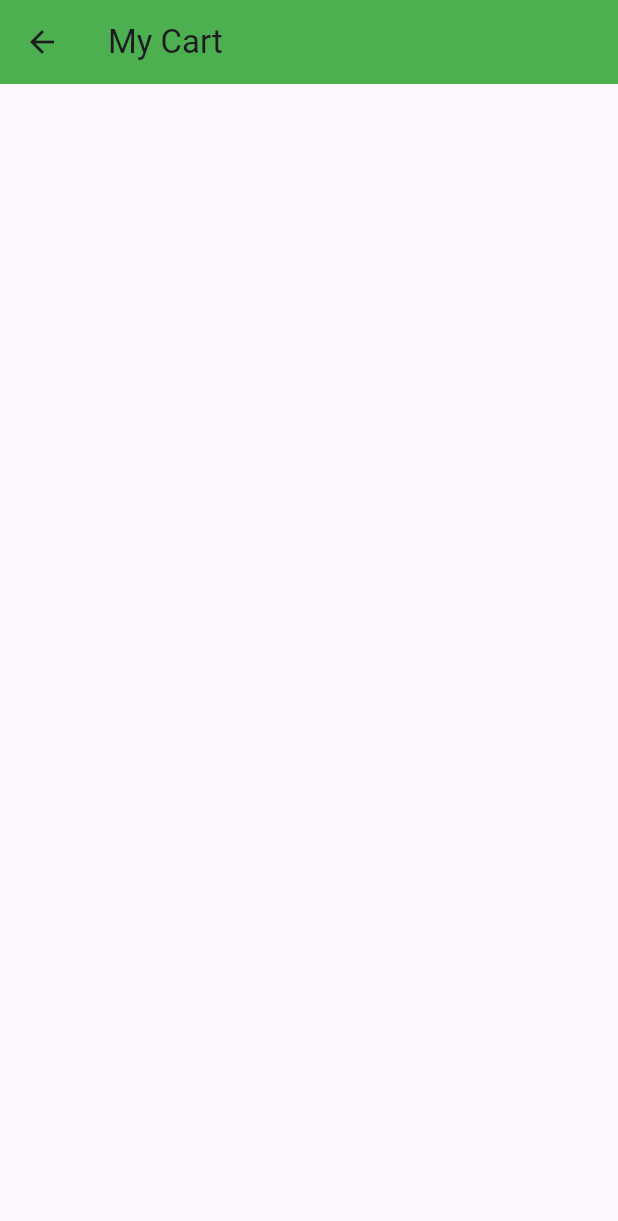
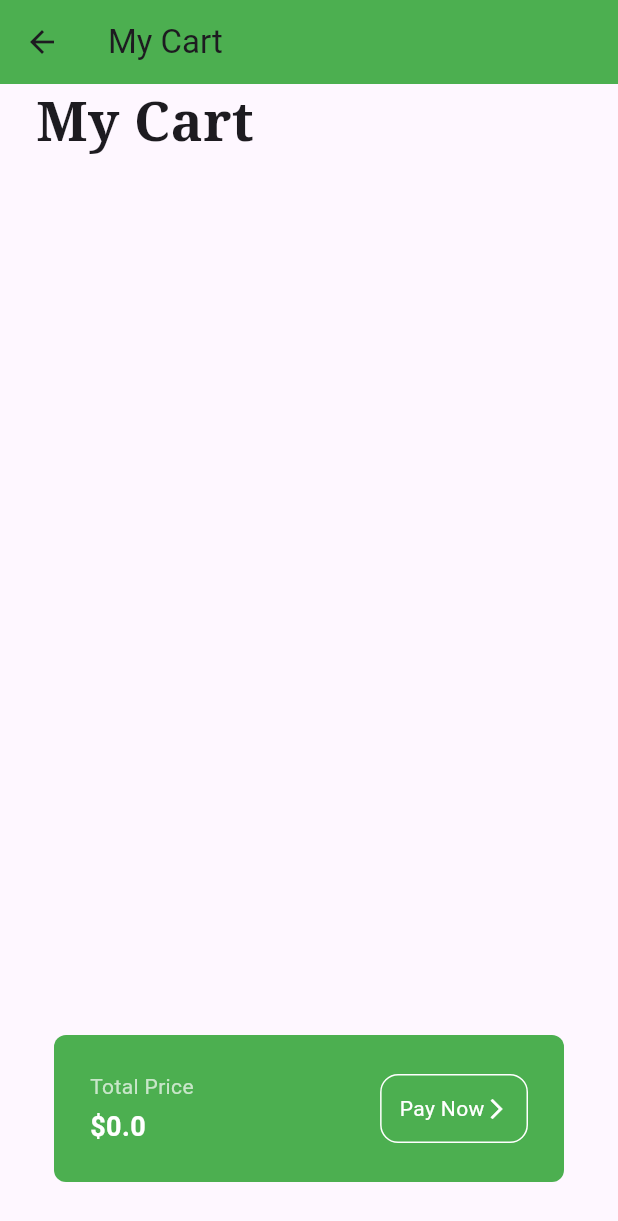
Before and after one commit to ttnnphuoc/grocery_shop, a Flutter app: the screen it shows after launch, after a tap on "Get Started", after a tap on the "shopping bag" icon, on a phone screen of 412 x 824 dp. Shown: the top 1221 px of the screen. Run offline on Flutter 3.47's test engine with Material 3 defaults, Android fonts, the light colour scheme and no system bars; our stand-ins replace google_fonts.

Commit message:
add item to cart/remove cart

```diff
--- a/lib/model/cart_model.dart
+++ b/lib/model/cart_model.dart
@@ -2,10 +2,10 @@ import 'package:flutter/material.dart';
 
 class CartModel extends ChangeNotifier {
 	final List _shopItems = [
-		["Avocado", "4.00", "lib/images/avocado.png", Colors.green],
-		["Banana", "2.40", "lib/images/banana.png", Colors.yellowAccent],
-		["Chicken", "12.00", "lib/images/chicken.png", Colors.blue],
-		["Water", "1.00", "lib/images/water.png", Colors.red],
+		["Avocado", "4.00", "lib/images/avocado.png", Colors.green, 1],
+		["Banana", "2.40", "lib/images/banana.png", Colors.yellowAccent, 1],
+		["Chicken", "12.00", "lib/images/chicken.png", Colors.blue, 1],
+		["Water", "1.00", "lib/images/water.png", Colors.red, 1],
 	];
 
 	// List of cart items
@@ -18,11 +18,13 @@ class CartModel extends ChangeNotifier {
 	// Add item to cart
 	void addItemToCart(int index) {
 		_cartItems.add(_shopItems[index]);
+    notifyListeners();
 	}
 
 	// Remove item from cart
 	void removeItemFromCart(int index) {
-		_cartItems.remove(index);
+		_cartItems.removeAt(index);
+    notifyListeners();
 	}
 
 	// Calculate total price
--- a/lib/pages/cart_page.dart
+++ b/lib/pages/cart_page.dart
@@ -1,4 +1,7 @@
 import 'package:flutter/material.dart';
+import 'package:flutter_grocery_shop/model/cart_model.dart';
+import 'package:google_fonts/google_fonts.dart';
+import 'package:provider/provider.dart';
 
 class CartPage extends StatelessWidget{
 	const CartPage({super.key});
@@ -9,6 +12,101 @@ class CartPage extends StatelessWidget{
 			title: Text("My Cart"),
 			backgroundColor: Colors.green,
 		),
+		body: Consumer<CartModel>(
+			builder: (context, value, index) {
+				return Column(
+					crossAxisAlignment: CrossAxisAlignment.start,
+					children: [
+						Padding(
+							padding: const EdgeInsets.symmetric(horizontal: 24.0),
+							child: Text(
+								"My Cart",
+								style: GoogleFonts.notoSerif(fontSize: 36, fontWeight: FontWeight.bold),
+							),
+						),
+						// List of cart item
+						Expanded(
+							child: ListView.builder(
+								itemCount: value.cartItems.length,
+								itemBuilder: (context, index) {
+									return Padding(
+													padding: const EdgeInsets.all(12),
+													child: Container(
+													decoration: BoxDecoration(
+														color: Colors.grey[200],
+														borderRadius: BorderRadius.circular(12)
+														),
+														child: ListTile(
+															leading: Image.asset(
+																value.cartItems[index][2],
+																height: 36,),
+															title: Text(value.cartItems[index][0],),
+															subtitle: Text( '\$' + value.cartItems[index][1]),
+															trailing: IconButton(
+																onPressed: () =>
+																	Provider.of<CartModel>(context, listen:  false).removeItemFromCart(index),
+																icon: Icon(Icons.cancel)),
+														),
+													),
+												);
+								})
+							),
+              // Total + Pay now
+              Padding(
+                padding: const EdgeInsets.all(36),
+                child: Container(
+                  decoration: BoxDecoration(
+                    color: Colors.green,
+                    borderRadius: BorderRadius.circular(8)
+                  ),
+                  padding: EdgeInsets.all(24),
+                  child: Row (
+                    mainAxisAlignment: MainAxisAlignment.spaceBetween,
+                    children: [
+                      Column(
+                        crossAxisAlignment: CrossAxisAlignment.start,
+                        children: [
+                          Text("Total Price",
+                          style: TextStyle(color: Colors.green[100]),),
+                          const SizedBox(height: 4,),
+                          Text(
+                           '\$' +  value.caculateTotal(),
+                            style: const TextStyle(
+                              color: Colors.white,
+                              fontWeight: FontWeight.bold,
+                              fontSize: 18
+                            ),
+                          )
+                        ],
+                      ),
+                      // Pay now
+					Container(
+								decoration: BoxDecoration(
+									border: Border.all(color: Colors.white),
+									borderRadius: BorderRadius.circular(12)
+								),
+								padding: EdgeInsets.all(12),
+								child: const Row(
+									children: [
+										Text(
+										"Pay Now",
+										style: TextStyle(color: Colors.white),
+										),
+									Icon(
+										Icons.arrow_forward_ios,
+										size: 16,
+										color: Colors.white,
+									)
+									],
+								)
+						),
+                    ],
+                  ),
+                ),)
+						],
+					);
+				},
+			),
 	);
   }
 }
```
